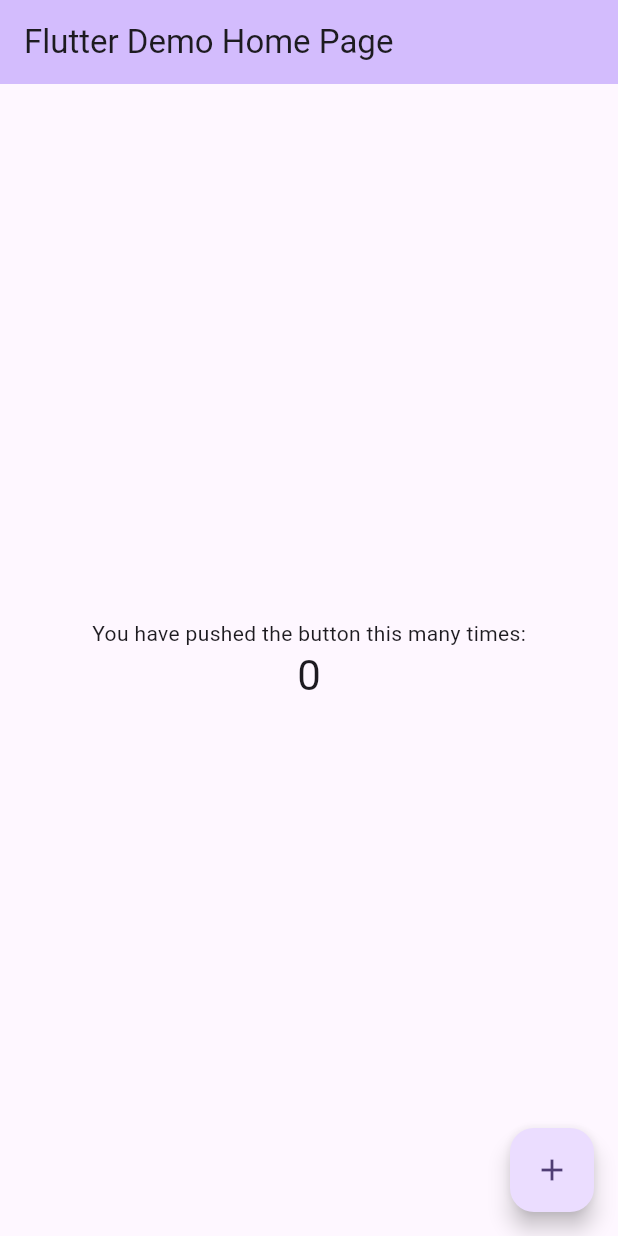
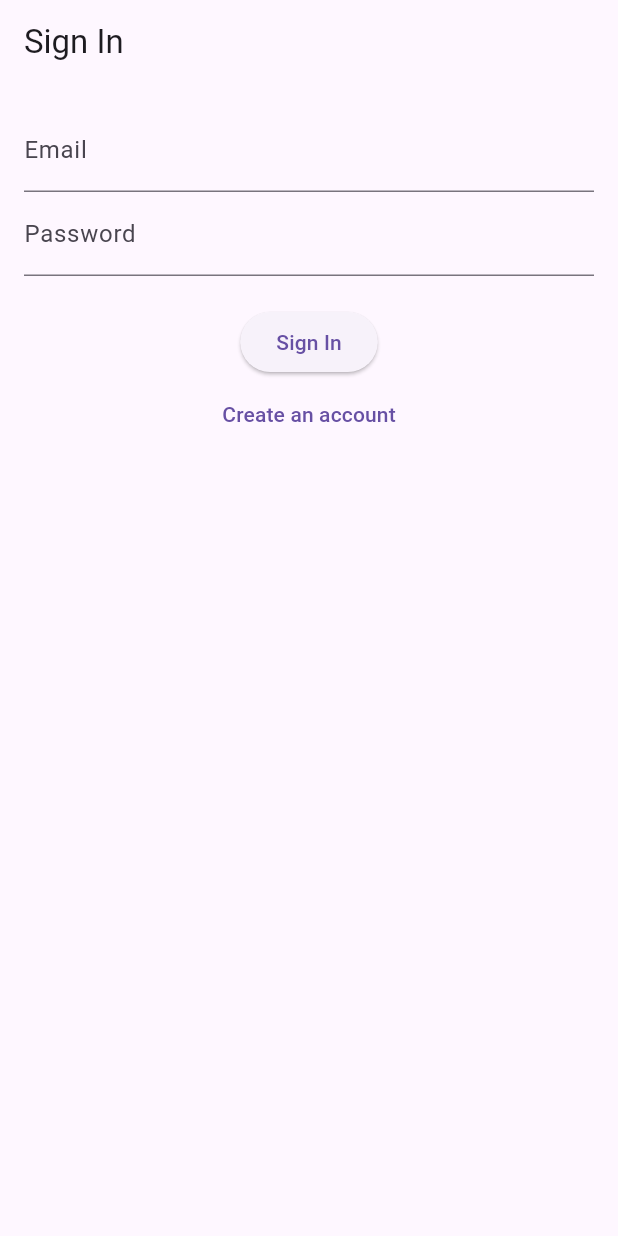
Before and after one commit to jggsu00/inclassact13, a Flutter app: the screen it shows after launch, on a phone screen of 412 x 824 dp. Run offline on Flutter 3.47's test engine with Material 3 defaults, Android fonts, the phone set to English and light mode, and no system bars; our stand-ins replace firebase_auth, firebase_core; accounts and stored records are empty.

Commit message:
added and modified the code given in the assignment to fit the requirements

```diff
--- /dev/null
+++ b/firestore.indexes.json
@@ -0,0 +1,4 @@
+{
+  "indexes": [],
+  "fieldOverrides": []
+}
--- /dev/null
+++ b/lib/auth_screen.dart
@@ -0,0 +1,93 @@
+import 'package:flutter/material.dart';
+import 'package:firebase_auth/firebase_auth.dart';
+
+class AuthScreen extends StatefulWidget {
+  @override
+  _AuthScreenState createState() => _AuthScreenState();
+}
+
+class _AuthScreenState extends State<AuthScreen> {
+  bool isLogin = true;
+  final _formKey = GlobalKey<FormState>();
+  final _emailController = TextEditingController();
+  final _passwordController = TextEditingController();
+
+  Future<void> _submit() async {
+    final isValid = _formKey.currentState!.validate();
+    if (!isValid) return;
+
+    try {
+      if (isLogin) {
+        await FirebaseAuth.instance.signInWithEmailAndPassword(
+          email: _emailController.text.trim(),
+          password: _passwordController.text.trim(),
+        );
+      } else {
+        await FirebaseAuth.instance.createUserWithEmailAndPassword(
+          email: _emailController.text.trim(),
+          password: _passwordController.text.trim(),
+        );
+      }
+    } on FirebaseAuthException catch (e) {
+      ScaffoldMessenger.of(context).showSnackBar(
+        SnackBar(content: Text(e.message ?? 'Authentication error')),
+      );
+    }
+  }
+
+  @override
+  Widget build(BuildContext context) {
+    return Scaffold(
+      appBar: AppBar(title: Text(isLogin ? 'Sign In' : 'Register')),
+      body: Padding(
+        padding: const EdgeInsets.all(16),
+        child: Form(
+          key: _formKey,
+          child: Column(
+            children: [
+              TextFormField(
+                controller: _emailController,
+                decoration: InputDecoration(labelText: 'Email'),
+                validator: (value) {
+                  if (value == null ||
+                      value.isEmpty ||
+                      !value.contains('@') ||
+                      !value.contains('.')) {
+                    return 'Enter valid email like test@gsu.com';
+                  }
+                  return null;
+                },
+              ),
+              TextFormField(
+                controller: _passwordController,
+                decoration: InputDecoration(labelText: 'Password'),
+                obscureText: true,
+                validator: (value) {
+                  if (value == null || value.length < 6) {
+                    return 'Password should be at least 6 characters';
+                  }
+                  return null;
+                },
+              ),
+              SizedBox(height: 20),
+              ElevatedButton(
+                onPressed: _submit,
+                child: Text(isLogin ? 'Sign In' : 'Register'),
+              ),
+              TextButton(
+                onPressed: () {
+                  setState(() {
+                    isLogin = !isLogin;
+                  });
+                },
+                child: Text(isLogin
+                    ? 'Create an account'
+                    : 'Already have an account? Sign in'),
+              )
+            ],
+          ),
+        ),
+      ),
+    );
+  }
+}
--- a/lib/main.dart
+++ b/lib/main.dart
@@ -1,125 +1,36 @@
 import 'package:flutter/material.dart';
+import 'package:firebase_core/firebase_core.dart';
+import 'firebase_options.dart';
+import 'auth_screen.dart';
+import 'profile_screen.dart';
+import 'package:firebase_auth/firebase_auth.dart';
 
-void main() {
-  runApp(const MyApp());
+void main() async {
+  WidgetsFlutterBinding.ensureInitialized();
+  await Firebase.initializeApp(
+    options: DefaultFirebaseOptions.currentPlatform,
+  );
+  runApp(MyApp());
 }
 
 class MyApp extends StatelessWidget {
-  const MyApp({super.key});
-
-  // This widget is the root of your application.
   @override
   Widget build(BuildContext context) {
     return MaterialApp(
-      title: 'Flutter Demo',
-      theme: ThemeData(
-        // This is the theme of your application.
-        //
-        // TRY THIS: Try running your application with "flutter run". You'll see
-        // the application has a purple toolbar. Then, without quitting the app,
-        // try changing the seedColor in the colorScheme below to Colors.green
-        // and then invoke "hot reload" (save your changes or press the "hot
-        // reload" button in a Flutter-supported IDE, or press "r" if you used
-        // the command line to start the app).
-        //
-        // Notice that the counter didn't reset back to zero; the application
-        // state is not lost during the reload. To reset the state, use hot
-        // restart instead.
-        //
-        // This works for code too, not just values: Most code changes can be
-        // tested with just a hot reload.
-        colorScheme: ColorScheme.fromSeed(seedColor: Colors.deepPurple),
-        useMaterial3: true,
+      title: 'Firebase Auth Demo',
+      theme: ThemeData(primarySwatch: Colors.blue),
+      home: StreamBuilder<User?>(
+        stream: FirebaseAuth.instance.authStateChanges(),
+        builder: (context, snapshot) {
+          if (snapshot.connectionState == ConnectionState.waiting) {
+            return Scaffold(body: Center(child: CircularProgressIndicator()));
+          } else if (snapshot.hasData) {
+            return ProfileScreen();
+          } else {
+            return AuthScreen();
+          }
+        },
       ),
-      home: const MyHomePage(title: 'Flutter Demo Home Page'),
     );
   }
 }
-
-class MyHomePage extends StatefulWidget {
-  const MyHomePage({super.key, required this.title});
-
-  // This widget is the home page of your application. It is stateful, meaning
-  // that it has a State object (defined below) that contains fields that affect
-  // how it looks.
-
-  // This class is the configuration for the state. It holds the values (in this
-  // case the title) provided by the parent (in this case the App widget) and
-  // used by the build method of the State. Fields in a Widget subclass are
-  // always marked "final".
-
-  final String title;
-
-  @override
-  State<MyHomePage> createState() => _MyHomePageState();
-}
-
-class _MyHomePageState extends State<MyHomePage> {
-  int _counter = 0;
-
-  void _incrementCounter() {
-    setState(() {
-      // This call to setState tells the Flutter framework that something has
-      // changed in this State, which causes it to rerun the build method below
-      // so that the display can reflect the updated values. If we changed
-      // _counter without calling setState(), then the build method would not be
-      // called again, and so nothing would appear to happen.
-      _counter++;
-    });
-  }
-
-  @override
-  Widget build(BuildContext context) {
-    // This method is rerun every time setState is called, for instance as done
-    // by the _incrementCounter method above.
-    //
-    // The Flutter framework has been optimized to make rerunning build methods
-    // fast, so that you can just rebuild anything that needs updating rather
-    // than having to individually change instances of widgets.
-    return Scaffold(
-      appBar: AppBar(
-        // TRY THIS: Try changing the color here to a specific color (to
-        // Colors.amber, perhaps?) and trigger a hot reload to see the AppBar
-        // change color while the other colors stay the same.
-        backgroundColor: Theme.of(context).colorScheme.inversePrimary,
-        // Here we take the value from the MyHomePage object that was created by
-        // the App.build method, and use it to set our appbar title.
-        title: Text(widget.title),
-      ),
-      body: Center(
-        // Center is a layout widget. It takes a single child and positions it
-        // in the middle of the parent.
-        child: Column(
-          // Column is also a layout widget. It takes a list of children and
-          // arranges them vertically. By default, it sizes itself to fit its
-          // children horizontally, and tries to be as tall as its parent.
-          //
-          // Column has various properties to control how it sizes itself and
-          // how it positions its children. Here we use mainAxisAlignment to
-          // center the children vertically; the main axis here is the vertical
-          // axis because Columns are vertical (the cross axis would be
-          // horizontal).
-          //
-          // TRY THIS: Invoke "debug painting" (choose the "Toggle Debug Paint"
-          // action in the IDE, or press "p" in the console), to see the
-          // wireframe for each widget.
-          mainAxisAlignment: MainAxisAlignment.center,
-          children: <Widget>[
-            const Text(
-              'You have pushed the button this many times:',
-            ),
-            Text(
-              '$_counter',
-              style: Theme.of(context).textTheme.headlineMedium,
-            ),
-          ],
-        ),
-      ),
-      floatingActionButton: FloatingActionButton(
-        onPressed: _incrementCounter,
-        tooltip: 'Increment',
-        child: const Icon(Icons.add),
-      ), // This trailing comma makes auto-formatting nicer for build methods.
-    );
-  }
-}
--- a/pubspec.yaml
+++ b/pubspec.yaml
@@ -30,8 +30,8 @@ environment:
 dependencies:
   flutter:
     sdk: flutter
-  firebase_core: ^2.15.1
-  firebase_auth: ^4.9.1
+  firebase_core: ^3.13.0
+  firebase_auth: ^5.5.2
   # The following adds the Cupertino Icons font to your application.
   # Use with the CupertinoIcons class for iOS style icons.
   cupertino_icons: ^1.0.8
```
Also changed, not shown: lib/profile_screen.dart (added, +105 -0 lines), firebase.json (added), lib/firebase_options.dart (added), pubspec.lock, 10 other files.
